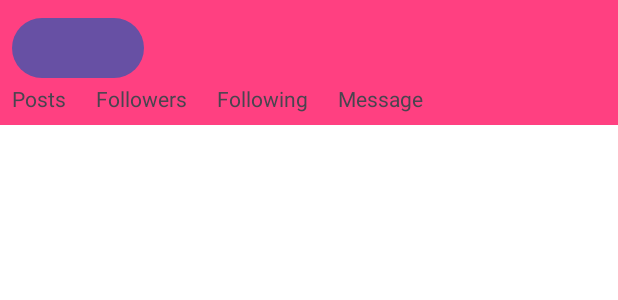
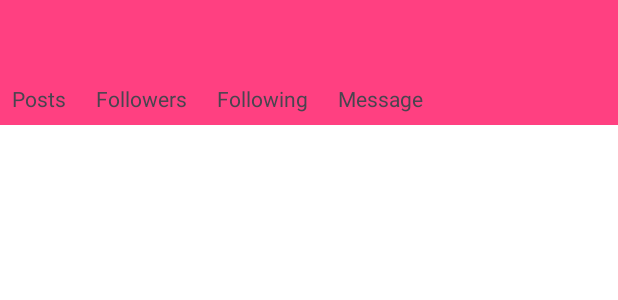
Before and after one commit to et1141/InstagramCopy, an Android app: the layout fragment_user.xml on its own in the app's theme, with its tools: preview values and no code run, on a phone screen of 412 x 824 dp. Shown: the top 300 px of the screen. Run offline under Robolectric (Android 15) with nearby library versions, the phone set to English and light mode, and no system bars.

Commit message:
resolved some bugs

```diff
--- a/app/src/main/res/layout/fragment_user.xml
+++ b/app/src/main/res/layout/fragment_user.xml
@@ -29,6 +29,8 @@
             android:layout_width="wrap_content"
             android:layout_height="wrap_content"
             android:id="@+id/followingButton"
+            android:background="?android:attr/selectableItemBackground"
+
             android:text=""
             android:visibility="visible"/>
     </LinearLayout>
@@ -68,6 +70,14 @@
             android:paddingRight="20dp"
             android:id="@+id/message"/>
 
+        <TextView
+            android:layout_width="wrap_content"
+            android:layout_height="wrap_content"
+            android:text="Follow requests"
+            android:paddingRight="20dp"
+            android:id="@+id/follow_requests"
+            android:visibility="gone"/>
+
     </LinearLayout>
 
         <LinearLayout
@@ -86,6 +96,8 @@
             android:layout_width="wrap_content"
             android:layout_height="wrap_content"
             android:id="@+id/accept_follow_btn"
+            android:background="?android:attr/selectableItemBackground"
+
             android:text="Accept"
             />
 
@@ -93,6 +105,8 @@
             android:layout_width="wrap_content"
             android:layout_height="wrap_content"
             android:id="@+id/delete_follow_btn"
+            android:background="?android:attr/selectableItemBackground"
+
             android:text="Delete"
             />
         </LinearLayout>
@@ -100,6 +114,24 @@
 
        </LinearLayout>
     <!-- TODO: Update blank fragment layout -->
+
+<LinearLayout
+    android:layout_width="match_parent"
+    android:layout_height="wrap_content"
+
+    android:orientation="horizontal"
+    android:id="@+id/nf"
+    android:visibility="gone">
+    <TextView android:layout_width="match_parent"
+        android:id="@+id/not_following_tv"
+        android:layout_height="wrap_content"
+        android:textSize="26sp"
+        android:paddingTop="150dp"
+        android:paddingLeft="20dp"
+        android:textStyle="bold"
+        android:text="Follow this user to see their posts."
+        />
+</LinearLayout>
 
     <RelativeLayout
         android:layout_width="wrap_content"
```
Also changed, not shown: app/src/main/java/com/example/instagram_copy/FollowersFragment.java (+17 -7 lines), app/src/main/java/com/example/instagram_copy/LoginActivity.java (+8 -0 lines), app/src/main/java/com/example/instagram_copy/User.java (+36 -0 lines), app/src/main/java/com/example/instagram_copy/UserFragment.java (+115 -20 lines), app/src/main/res/layout/fragment_followers.xml (+9 -0 lines).
